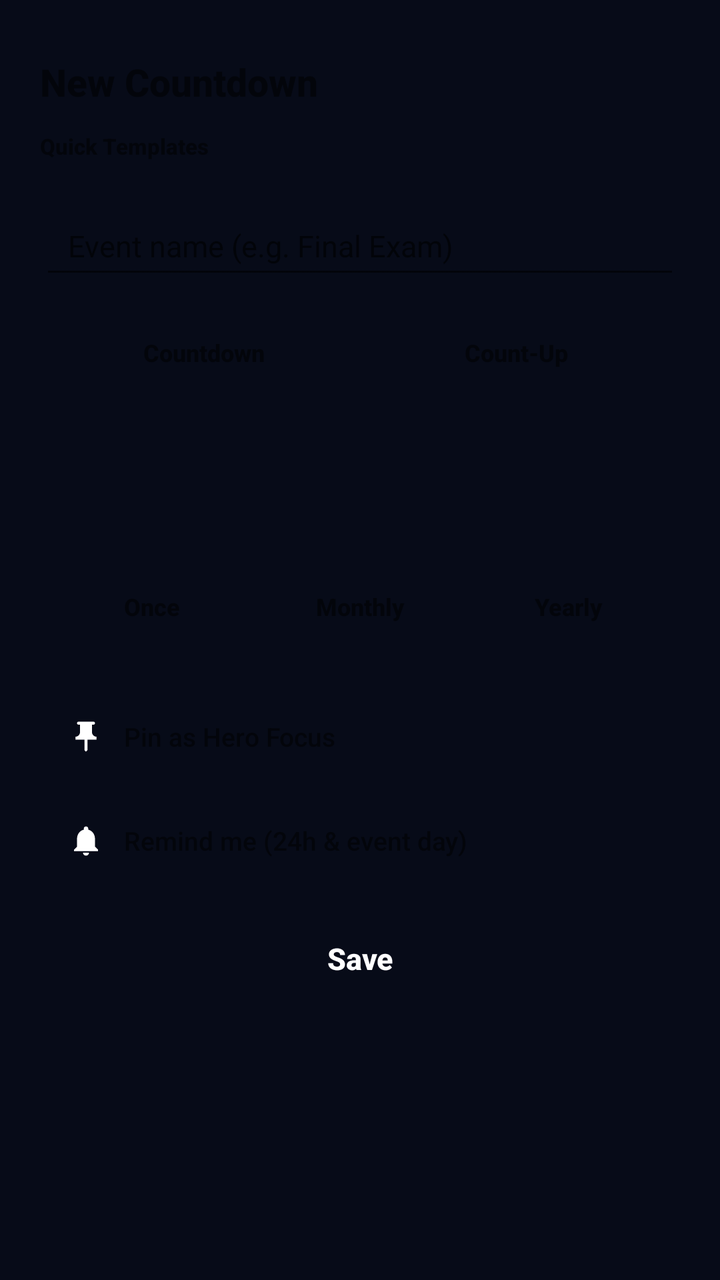
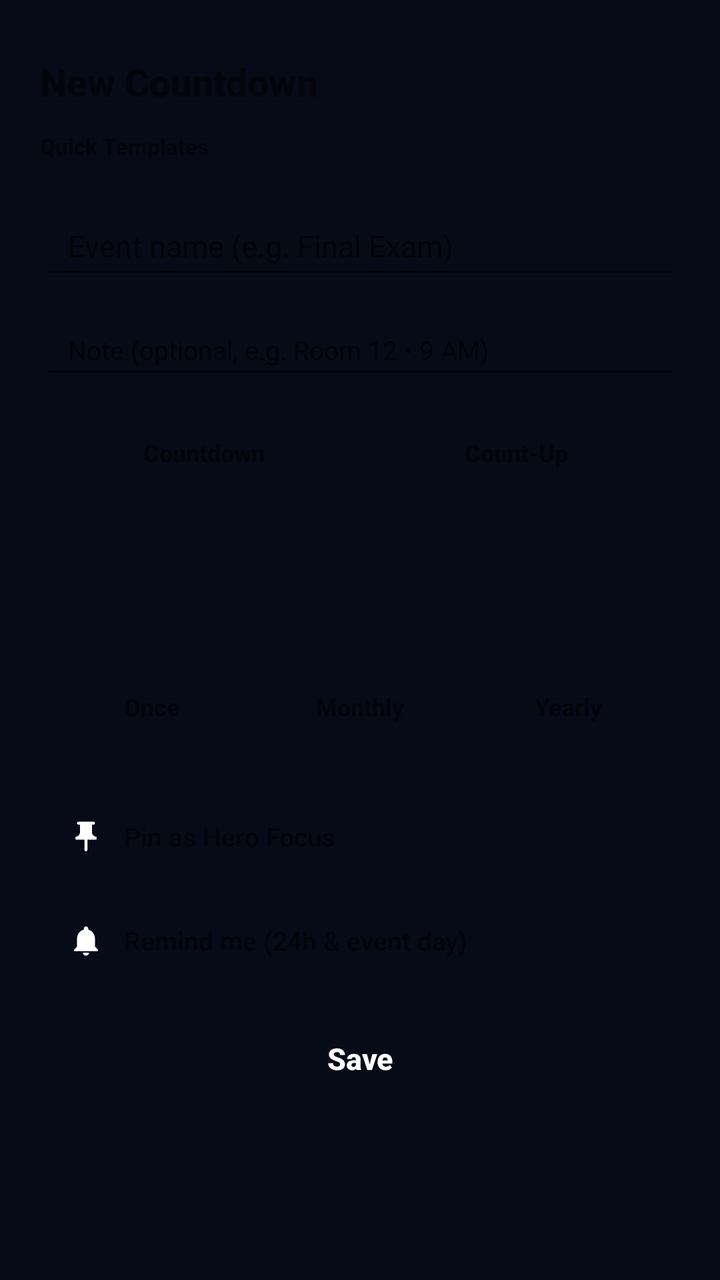

Before-and-after screenshots of an Android layout around one commit, followed by the original layout XML and the change that was made.
<!-- AndroidManifest.xml: application theme Theme.LumeTime -->
<!-- res/layout/dialog_countdown_editor.xml -->
<?xml version="1.0" encoding="utf-8"?>
<ScrollView xmlns:android="http://schemas.android.com/apk/res/android"
    android:id="@+id/editorScrollRoot"
    android:layout_width="match_parent"
    android:layout_height="wrap_content"
    android:maxHeight="620dp"
    android:scrollbars="none">

    <LinearLayout
        android:id="@+id/editorSheetRoot"
        android:layout_width="match_parent"
        android:layout_height="wrap_content"
        android:orientation="vertical"
        android:paddingHorizontal="20dp"
        android:paddingTop="10dp"
        android:paddingBottom="24dp">

        <View
            android:id="@+id/sheetDragHandle"
            android:layout_width="42dp"
            android:layout_height="4dp"
            android:layout_gravity="center_horizontal"
            android:layout_marginBottom="14dp" />

        <LinearLayout
            android:layout_width="match_parent"
            android:layout_height="wrap_content"
            android:gravity="center_vertical"
            android:orientation="horizontal">

            <TextView
                android:id="@+id/tvEditorTitle"
                android:layout_width="0dp"
                android:layout_height="wrap_content"
                android:layout_weight="1"
                android:fontFamily="sans-serif-medium"
                android:text="@string/add_countdown"
                android:textSize="19sp"
                android:textStyle="bold" />

            <TextView
                android:id="@+id/btnDeleteItem"
                android:layout_width="wrap_content"
                android:layout_height="34dp"
                android:clickable="true"
                android:focusable="true"
                android:fontFamily="sans-serif-medium"
                android:gravity="center"
                android:paddingHorizontal="12dp"
                android:text="@string/delete_label"
                android:textSize="12sp"
                android:textStyle="bold"
                android:visibility="gone" />
        </LinearLayout>

        
        <LinearLayout
            android:id="@+id/templatesSection"
            android:layout_width="match_parent"
            android:layout_height="wrap_content"
            android:layout_marginTop="12dp"
            android:orientation="vertical">

            <TextView
                android:id="@+id/tvTemplatesLabel"
                android:layout_width="wrap_content"
                android:layout_height="wrap_content"
                android:fontFamily="sans-serif-medium"
                android:text="@string/quick_templates"
                android:textSize="11sp"
                android:textStyle="bold" />

            <HorizontalScrollView
                android:layout_width="match_parent"
                android:layout_height="wrap_content"
                android:layout_marginTop="6dp"
                android:scrollbars="none">

                <LinearLayout
                    android:id="@+id/templatesContainer"
                    android:layout_width="wrap_content"
                    android:layout_height="wrap_content"
                    android:orientation="horizontal" />
            </HorizontalScrollView>
        </LinearLayout>

        
        <EditText
            android:id="@+id/etTitle"
            android:layout_width="match_parent"
            android:layout_height="46dp"
            android:layout_marginTop="12dp"
            android:hint="@string/title_hint"
            android:imeOptions="actionDone"
            android:inputType="textCapSentences"
            android:maxLength="48"
            android:paddingHorizontal="14dp"
            android:singleLine="true"
            android:textSize="15sp" />

        
        <LinearLayout
            android:id="@+id/modeSwitchContainer"
            android:layout_width="match_parent"
            android:layout_height="40dp"
            android:layout_marginTop="12dp"
            android:gravity="center"
            android:orientation="horizontal"
            android:padding="4dp">

            <TextView
                android:id="@+id/btnModeCountdown"
                android:layout_width="0dp"
                android:layout_height="match_parent"
                android:layout_weight="1"
                android:clickable="true"
                android:focusable="true"
                android:fontFamily="sans-serif-medium"
                android:gravity="center"
                android:text="@string/mode_countdown"
                android:textSize="12sp"
                android:textStyle="bold" />

            <TextView
                android:id="@+id/btnModeCountUp"
                android:layout_width="0dp"
                android:layout_height="match_parent"
                android:layout_weight="1"
                android:clickable="true"
                android:focusable="true"
                android:fontFamily="sans-serif-medium"
                android:gravity="center"
                android:text="@string/mode_countup"
                android:textSize="12sp"
                android:textStyle="bold" />
        </LinearLayout>

        
        <LinearLayout
            android:layout_width="match_parent"
            android:layout_height="wrap_content"
            android:layout_marginTop="12dp"
            android:orientation="horizontal">

            <TextView
                android:id="@+id/btnPickDate"
                android:layout_width="0dp"
                android:layout_height="42dp"
                android:layout_weight="1.2"
                android:clickable="true"
                android:focusable="true"
                android:fontFamily="sans-serif-medium"
                android:gravity="center"
                android:paddingHorizontal="10dp"
                android:textSize="13sp" />

            <TextView
                android:id="@+id/btnPickTime"
                android:layout_width="0dp"
                android:layout_height="42dp"
                android:layout_marginStart="8dp"
                android:layout_weight="1"
                android:clickable="true"
                android:focusable="true"
                android:fontFamily="sans-serif-medium"
                android:gravity="center"
                android:paddingHorizontal="10dp"
                android:textSize="13sp" />
        </LinearLayout>

        
        <HorizontalScrollView
            android:layout_width="match_parent"
            android:layout_height="wrap_content"
            android:layout_marginTop="12dp"
            android:scrollbars="none">

            <LinearLayout
                android:id="@+id/emojiContainer"
                android:layout_width="wrap_content"
                android:layout_height="wrap_content"
                android:orientation="horizontal" />
        </HorizontalScrollView>

        
        <HorizontalScrollView
            android:layout_width="match_parent"
            android:layout_height="wrap_content"
            android:layout_marginTop="10dp"
            android:scrollbars="none">

            <LinearLayout
                android:id="@+id/categoryContainer"
                android:layout_width="wrap_content"
                android:layout_height="wrap_content"
                android:orientation="horizontal" />
        </HorizontalScrollView>

        
        <LinearLayout
            android:id="@+id/repeatContainer"
            android:layout_width="match_parent"
            android:layout_height="38dp"
            android:layout_marginTop="12dp"
            android:gravity="center"
            android:orientation="horizontal"
            android:padding="4dp">

            <TextView
                android:id="@+id/btnRepeatNone"
                android:layout_width="0dp"
                android:layout_height="match_parent"
                android:layout_weight="1"
                android:clickable="true"
                android:focusable="true"
                android:fontFamily="sans-serif-medium"
                android:gravity="center"
                android:text="Once"
                android:textSize="12sp"
                android:textStyle="bold" />

            <TextView
                android:id="@+id/btnRepeatMonthly"
                android:layout_width="0dp"
                android:layout_height="match_parent"
                android:layout_weight="1"
                android:clickable="true"
                android:focusable="true"
                android:fontFamily="sans-serif-medium"
                android:gravity="center"
                android:text="Monthly"
                android:textSize="12sp"
                android:textStyle="bold" />

            <TextView
                android:id="@+id/btnRepeatYearly"
                android:layout_width="0dp"
                android:layout_height="match_parent"
                android:layout_weight="1"
                android:clickable="true"
                android:focusable="true"
                android:fontFamily="sans-serif-medium"
                android:gravity="center"
                android:text="Yearly"
                android:textSize="12sp"
                android:textStyle="bold" />
        </LinearLayout>

        
        <LinearLayout
            android:id="@+id/accentSwatchContainer"
            android:layout_width="match_parent"
            android:layout_height="wrap_content"
            android:layout_marginTop="12dp"
            android:gravity="center_vertical"
            android:orientation="horizontal" />

        
        <LinearLayout
            android:id="@+id/rowPinHero"
            android:layout_width="match_parent"
            android:layout_height="44dp"
            android:layout_marginTop="12dp"
            android:clickable="true"
            android:focusable="true"
            android:gravity="center_vertical"
            android:orientation="horizontal"
            android:paddingHorizontal="14dp">

            <ImageView
                android:id="@+id/ivPinToggleIcon"
                android:layout_width="18dp"
                android:layout_height="18dp"
                android:contentDescription="@null"
                android:src="@drawable/ic_pin" />

            <TextView
                android:id="@+id/tvPinToggleLabel"
                android:layout_width="0dp"
                android:layout_height="wrap_content"
                android:layout_marginStart="10dp"
                android:layout_weight="1"
                android:fontFamily="sans-serif-medium"
                android:text="@string/pin_to_hero"
                android:textSize="13sp" />

            <TextView
                android:id="@+id/tvPinStatusBadge"
                android:layout_width="wrap_content"
                android:layout_height="wrap_content"
                android:fontFamily="sans-serif-medium"
                android:textSize="12sp"
                android:textStyle="bold" />
        </LinearLayout>

        
        <LinearLayout
            android:id="@+id/rowReminderToggle"
            android:layout_width="match_parent"
            android:layout_height="44dp"
            android:layout_marginTop="8dp"
            android:clickable="true"
            android:focusable="true"
            android:gravity="center_vertical"
            android:orientation="horizontal"
            android:paddingHorizontal="14dp">

            <ImageView
                android:id="@+id/ivReminderToggleIcon"
                android:layout_width="18dp"
                android:layout_height="18dp"
                android:contentDescription="@null"
                android:src="@drawable/ic_bell" />

            <TextView
                android:id="@+id/tvReminderToggleLabel"
                android:layout_width="0dp"
                android:layout_height="wrap_content"
                android:layout_marginStart="10dp"
                android:layout_weight="1"
                android:fontFamily="sans-serif-medium"
                android:text="@string/reminder_toggle_label"
                android:textSize="13sp" />

            <TextView
                android:id="@+id/tvReminderStatusBadge"
                android:layout_width="wrap_content"
                android:layout_height="wrap_content"
                android:fontFamily="sans-serif-medium"
                android:textSize="12sp"
                android:textStyle="bold" />
        </LinearLayout>

        <TextView
            android:id="@+id/btnSaveCountdown"
            android:layout_width="match_parent"
            android:layout_height="46dp"
            android:layout_marginTop="14dp"
            android:clickable="true"
            android:focusable="true"
            android:fontFamily="sans-serif-medium"
            android:gravity="center"
            android:text="@string/save_label"
            android:textColor="#FFFFFFFF"
            android:textSize="15sp"
            android:textStyle="bold" />

    </LinearLayout>
</ScrollView>
<!-- resources referenced by this layout -->
<resources>
  <!-- drawable ic_bell (drawable) -->
  <?xml version="1.0" encoding="utf-8"?>
  <vector xmlns:android="http://schemas.android.com/apk/res/android"
      android:width="24dp"
      android:height="24dp"
      android:viewportWidth="24"
      android:viewportHeight="24">
      <path
          android:fillColor="#FFFFFFFF"
          android:pathData="M12,22c1.1,0 2,-0.9 2,-2h-4c0,1.1 0.9,2 2,2zM18,16v-5c0,-3.07 -1.63,-5.64 -4.5,-6.32V4c0,-0.83 -0.67,-1.5 -1.5,-1.5s-1.5,0.67 -1.5,1.5v0.68C7.64,5.36 6,7.92 6,11v5l-2,2v1h16v-1l-2,-2z" />
  </vector>
  <!-- drawable ic_pin (drawable) -->
  <?xml version="1.0" encoding="utf-8"?>
  <vector xmlns:android="http://schemas.android.com/apk/res/android"
      android:width="24dp"
      android:height="24dp"
      android:viewportWidth="24"
      android:viewportHeight="24">
      <path
          android:fillColor="#FFFFFFFF"
          android:pathData="M16,9V4l1,0c0.55,0 1,-0.45 1,-1s-0.45,-1 -1,-1H7C6.45,2 6,2.45 6,3s0.45,1 1,1l1,0v5c0,1.66 -1.34,3 -3,3v2h5.97v7l1,1l1,-1v-7H19v-2C17.34,12 16,10.66 16,9z" />
  </vector>
  <string name="add_countdown">New Countdown</string>
  <string name="delete_label">Delete</string>
  <string name="mode_countdown">Countdown</string>
  <string name="mode_countup">Count-Up</string>
  <string name="pin_to_hero">Pin as Hero Focus</string>
  <string name="quick_templates">Quick Templates</string>
  <string name="reminder_toggle_label">Remind me (24h &amp; event day)</string>
  <string name="save_label">Save</string>
  <string name="title_hint">Event name (e.g. Final Exam)</string>
  <style name="Theme.LumeTime" parent="Theme.AppCompat.DayNight.NoActionBar">
          <item name="android:statusBarColor">@android:color/transparent</item>
          <item name="android:navigationBarColor">@android:color/transparent</item>
          <item name="colorAccent">@color/accent_cyan</item>
          <item name="android:windowBackground">@color/bg_base</item>
      </style>
  <color name="accent_cyan">#38BDF8</color>
  <color name="bg_base">#070B18</color>
</resources>

<!-- the commit's change to res/layout/dialog_countdown_editor.xml (unified diff, before → after) -->
@@ -91,12 +91,26 @@
             android:layout_height="46dp"
             android:layout_marginTop="12dp"
             android:hint="@string/title_hint"
-            android:imeOptions="actionDone"
+            android:imeOptions="actionNext"
             android:inputType="textCapSentences"
             android:maxLength="48"
             android:paddingHorizontal="14dp"
             android:singleLine="true"
             android:textSize="15sp" />
+
+        
+        <EditText
+            android:id="@+id/etNote"
+            android:layout_width="match_parent"
+            android:layout_height="42dp"
+            android:layout_marginTop="8dp"
+            android:hint="@string/note_hint"
+            android:imeOptions="actionDone"
+            android:inputType="textCapSentences"
+            android:maxLength="80"
+            android:paddingHorizontal="14dp"
+            android:singleLine="true"
+            android:textSize="13sp" />
 
         
         <LinearLayout
<!-- resource entries referenced after the edit -->
@@ -26,6 +26,7 @@
   <string name="delete_label">Delete</string>
   <string name="mode_countdown">Countdown</string>
   <string name="mode_countup">Count-Up</string>
+  <string name="note_hint">Note (optional, e.g. Room 12 • 9 AM)</string>
   <string name="pin_to_hero">Pin as Hero Focus</string>
   <string name="quick_templates">Quick Templates</string>
   <string name="reminder_toggle_label">Remind me (24h &amp; event day)</string>
